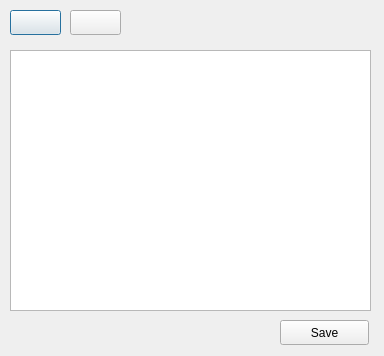
This is src/dialogs/colourmanagerdialog.ui in PhotoFlare/photoflare as Qt 5 draws it before an edit. The edited form follows.
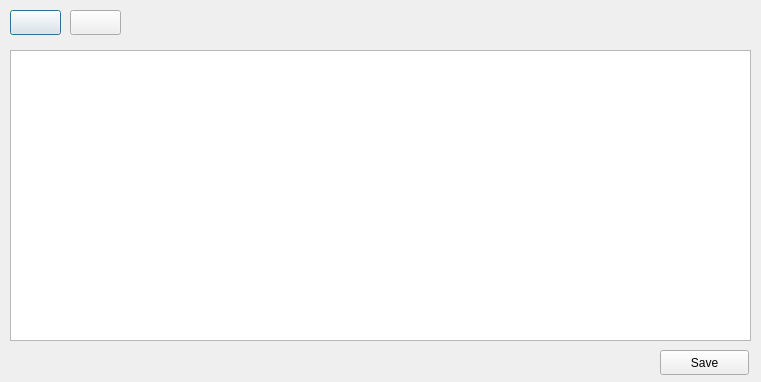
This is the edited form. Icons and pictures are not drawn.

Commit message: Set more colours in the labels and add the remove item function

Diff of the .ui file:
```diff
--- a/src/dialogs/colourmanagerdialog.ui
+++ b/src/dialogs/colourmanagerdialog.ui
@@ -6,20 +6,23 @@
    <rect>
     <x>0</x>
     <y>0</y>
-    <width>384</width>
-    <height>356</height>
+    <width>761</width>
+    <height>382</height>
    </rect>
   </property>
   <property name="windowTitle">
    <string>Colour palettes</string>
   </property>
+  <property name="styleSheet">
+   <string notr="true"/>
+  </property>
   <widget class="QListWidget" name="listWidget">
    <property name="geometry">
     <rect>
      <x>10</x>
      <y>50</y>
-     <width>361</width>
-     <height>261</height>
+     <width>741</width>
+     <height>291</height>
     </rect>
    </property>
   </widget>
@@ -60,8 +63,8 @@
   <widget class="QPushButton" name="pushButton">
    <property name="geometry">
     <rect>
-     <x>280</x>
-     <y>320</y>
+     <x>660</x>
+     <y>350</y>
      <width>89</width>
      <height>25</height>
     </rect>
```
The commit also changes 1 other file.
